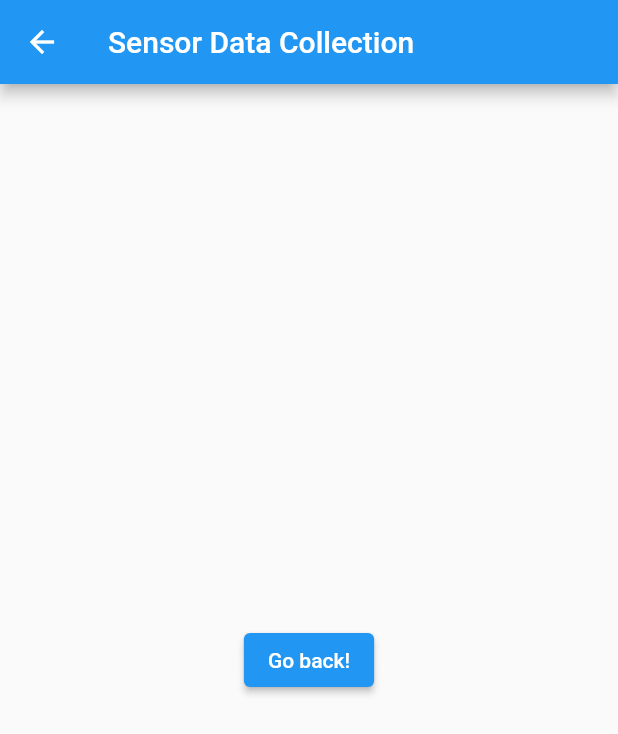
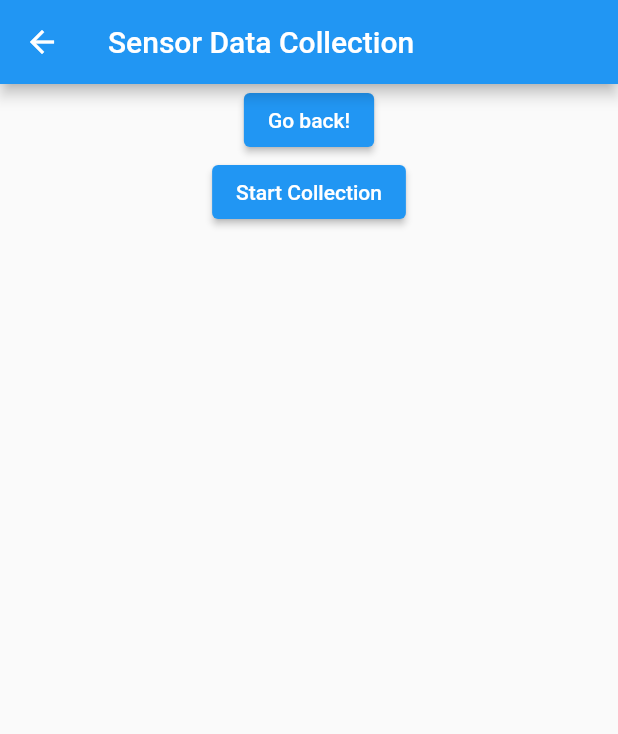
Before and after one commit to AlenkaTang1/IoT_Sensors, a Flutter app: the CollectionPage screen opened by its route, on a phone screen of 412 x 824 dp. Shown: the top 734 px of the screen. Run offline on Flutter 3.47's test engine with Material 2 defaults, Android fonts, the phone set to English and light mode, and no system bars; our stand-ins replace cloud_firestore, firebase_core, sensors_plus; missing offline and left inert: light; accounts and stored records are empty.

Commit message:
firebase updated

```diff
--- a/lib/main.dart
+++ b/lib/main.dart
@@ -1,3 +1,4 @@
+import 'package:cloud_firestore/cloud_firestore.dart';
 import 'package:flutter/material.dart';
 import 'dart:async';
 import 'package:light/light.dart';
@@ -27,6 +28,11 @@ class MyApp extends StatefulWidget {
 class _MyAppState extends State<MyApp> {
   //bool _isDisplayingdata = false;
   //int _proximityDistance = 0;
+  var accelerometerData =
+      FirebaseFirestore.instance.collection('AccelerometerData');
+  var gyroscopeData = FirebaseFirestore.instance.collection('GyroscopeData');
+  var magnetometerData =
+      FirebaseFirestore.instance.collection('MagnetometerData');
   String _luxString = 'Unknown';
   Light? _light;
   late StreamSubscription<dynamic> _streamSubscriptionProximity;
@@ -86,6 +92,21 @@ class _MyAppState extends State<MyApp> {
     });
   }
 
+  Future<void> startSensorDataCollection() async {
+    accelerometerData.add({
+      "X": '$_accelerometerX',
+      "Y": '$_accelerometerY',
+      "Z": '$_accelerometerZ'
+    });
+    gyroscopeData
+        .add({"X": '$_gyroscopeX', "Y": '$_gyroscopeY', "Z": '$_gyroscopeZ'});
+    magnetometerData.add({
+      "X": '$_magnetometerX',
+      "Y": '$_magnetometerY',
+      "Z": '$_magnetometerZ'
+    });
+  }
+
   @override
   void initState() {
     super.initState();
@@ -140,9 +161,9 @@ class _MyAppState extends State<MyApp> {
                 const SizedBox(height: 20),
                 ElevatedButton(
                   onPressed: () {
-                    Navigator.pushNamed(context, '/start_collection');
+                    startSensorDataCollection();
                   },
-                  child: const Text('Start Collection'),
+                  child: const Text('Collection Page'),
                 ),
 
                 //Text('proximity distance: $_proximityDistance\n'),
--- a/lib/sensorCollection.dart
+++ b/lib/sensorCollection.dart
@@ -1,4 +1,6 @@
+import 'package:cloud_firestore/cloud_firestore.dart';
 import 'package:flutter/material.dart';
+import 'package:sensors_plus/sensors_plus.dart';
 
 class CollectionPage extends StatefulWidget {
   const CollectionPage({super.key});
@@ -8,6 +10,60 @@ class CollectionPage extends StatefulWidget {
 }
 
 class _CollectionPageState extends State<CollectionPage> {
+  var accelerometerData =
+      FirebaseFirestore.instance.collection('AccelerometerData');
+  var gyroscopeData = FirebaseFirestore.instance.collection('GyroscopeData');
+  var magnetometerData =
+      FirebaseFirestore.instance.collection('MagnetometerData');
+
+  double _accelerometerX = 0.0;
+  double _accelerometerY = 0.0;
+  double _accelerometerZ = 0.0;
+
+  double _gyroscopeX = 0.0;
+  double _gyroscopeY = 0.0;
+  double _gyroscopeZ = 0.0;
+
+  double _magnetometerX = 0.0;
+  double _magnetometerY = 0.0;
+  double _magnetometerZ = 0.0;
+
+  void startOtherSensors() {
+    accelerometerEvents.listen((AccelerometerEvent event) {
+      setState(() {
+        _accelerometerX = event.x;
+        _accelerometerY = event.y;
+        _accelerometerZ = event.z;
+      });
+    });
+    gyroscopeEvents.listen((GyroscopeEvent event) {
+      setState(() {
+        _gyroscopeX = event.x;
+        _gyroscopeY = event.y;
+        _gyroscopeZ = event.z;
+      });
+    });
+    magnetometerEvents.listen((MagnetometerEvent event) {
+      setState(() {
+        _magnetometerX = event.x;
+        _magnetometerY = event.y;
+        _magnetometerZ = event.z;
+      });
+    });
+  }
+
+  @override
+  void initState() {
+    super.initState();
+
+    startOtherSensors();
+  }
+
+  @override
+  void dispose() {
+    super.dispose();
+  }
+
   @override
   Widget build(BuildContext context) {
     return Scaffold(
@@ -15,13 +71,34 @@ class _CollectionPageState extends State<CollectionPage> {
         title: const Text('Sensor Data Collection'),
       ),
       body: Center(
-        child: ElevatedButton(
-          onPressed: () {
-            Navigator.pushNamed(context, '/');
-          },
-          child: const Text('Go back!'),
+        child: Column(
+          children: [
+            ElevatedButton(
+              onPressed: () {
+                Navigator.pushNamed(context, '/');
+              },
+              child: const Text('Go back!'),
+            ),
+            ElevatedButton(
+                onPressed: startOtherSensors,
+                child: const Text("Start Collection"))
+          ],
         ),
       ),
     );
   }
+
+  Future<void> startAcceleroleterCollection() async {
+    accelerometerData.add(
+        {"X": _accelerometerX, "Y": _accelerometerY, "Z": _accelerometerZ});
+  }
+
+  Future<void> startGyroscopeCollection() async {
+    gyroscopeData.add({"X": _gyroscopeX, "Y": _gyroscopeY, "Z": _gyroscopeZ});
+  }
+
+  Future<void> startMagnetometerCollection() async {
+    magnetometerData
+        .add({"X": _magnetometerX, "Y": _magnetometerY, "Z": _magnetometerZ});
+  }
 }
--- a/pubspec.yaml
+++ b/pubspec.yaml
@@ -32,7 +32,7 @@ dependencies:
     sdk: flutter
 
   firebase_core: ^2.17.0
-  firebase_database: ^10.2.7  # Use this for Realtime Database
+  firebase_database: ^10.3.4  # Use this for Realtime Database
   # OR
   cloud_firestore: ^4.9.3  # Use this for Firestore
   path_provider: ^2.1.1
```
Also changed, not shown: pubspec.lock, 2 other files.
